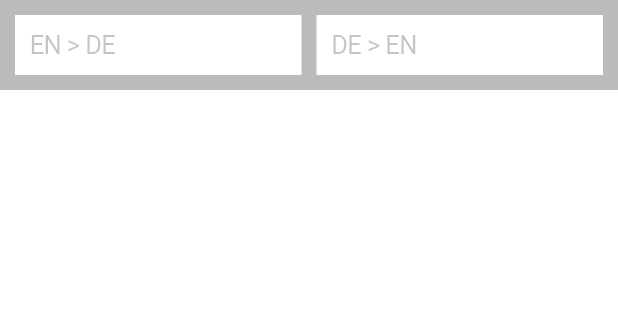
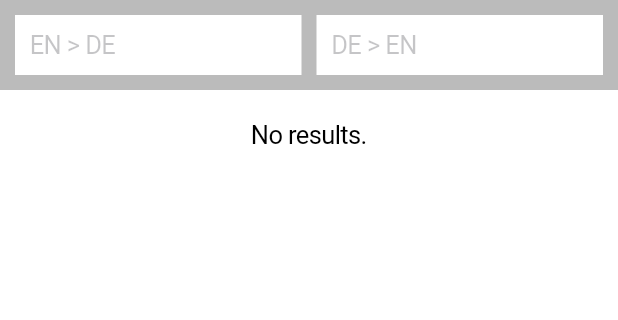
Before and after one commit to ernesto-elsaesser/translater, a Flutter app: the screen it shows after launch, on a phone screen of 412 x 824 dp, the part 66-386 px from its top. Run offline on Flutter 3.47's test engine with Material 2 defaults, Android fonts, the phone set to English and light mode, and no system bars.

Commit message:
handle no results case, fix ios project

```diff
--- a/lib/services/VocabularyService.dart
+++ b/lib/services/VocabularyService.dart
@@ -58,7 +58,7 @@ class VocabularyService with WidgetsBindingObserver {
     try {
       final file = await _vocabularyFile();
       final json = await file.readAsString();
-      final data = jsonDecode(json);
+      List<dynamic> data = jsonDecode(json);
       _relations = data.map((list) => WordRelation.fromJson(list)).toList();
       _updateKnownWords();
       print("Loaded vocabulary from disk (${_relations.length} entries).");
--- a/lib/widgets/ResultsWidget.dart
+++ b/lib/widgets/ResultsWidget.dart
@@ -16,16 +16,15 @@ class ResultsWidget extends StatelessWidget {
   @override
   Widget build(BuildContext context) {
     if (items.isEmpty) {
-      return Container();
+      return Center(child: Text("No results."), heightFactor: 3);
     }
 
-    return Flexible(
-        child: ListView.separated(
+    return ListView.separated(
       itemBuilder: (_, int i) => _buildListItem(i, context),
       separatorBuilder: (_, __) =>
           Container(height: 1.0, color: CupertinoColors.lightBackgroundGray),
       itemCount: items.length,
-    ));
+    );
   }
 
   Widget _buildListItem(int i, BuildContext context) {
--- a/lib/widgets/SearchWidget.dart
+++ b/lib/widgets/SearchWidget.dart
@@ -47,7 +47,8 @@ class SearchWidgetState extends State<SearchWidget> {
           child: Center(child: CupertinoActivityIndicator(radius: 15.0)));
       sections.add(loadingIndicator);
     } else {
-      sections.add(ResultsWidget(_listItems));
+      final searchResults = Flexible(child: ResultsWidget(_listItems));
+      sections.add(searchResults);
     }
 
     return Column(children: sections);
```
Also changed, not shown: 2 other files.
